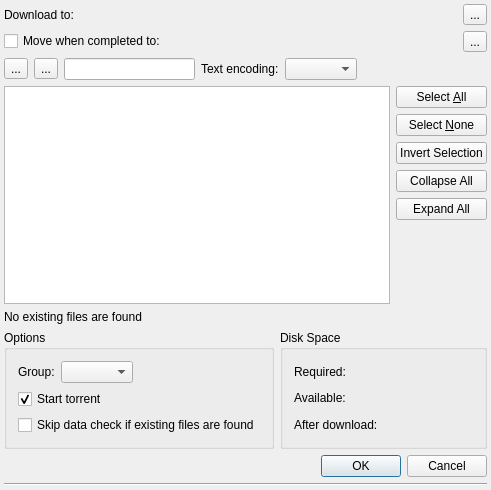
Before: the Qt Designer form ktorrent/dialogs/fileselectdlg.ui in KDE/ktorrent, drawn with Qt 5.
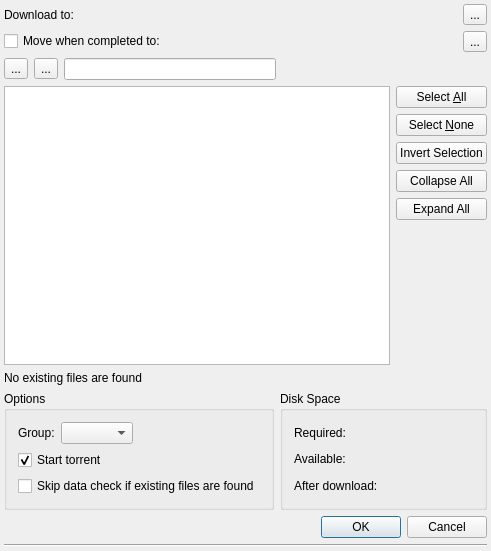
After: the same form once the commit is applied. Custom widgets are drawn as their Qt base class.

Commit message:
Remove support for non UTF-8 encoded torrents.
BEP0003 requires UTF-8 encoded strings since 2009.

```diff
--- a/ktorrent/dialogs/fileselectdlg.ui
+++ b/ktorrent/dialogs/fileselectdlg.ui
@@ -7,7 +7,7 @@
     <x>0</x>
     <y>0</y>
     <width>491</width>
-    <height>490</height>
+    <height>551</height>
    </rect>
   </property>
   <property name="windowTitle">
@@ -99,16 +99,6 @@
      <item>
       <widget class="QLineEdit" name="m_filter"/>
      </item>
-     <item>
-      <widget class="QLabel" name="label">
-       <property name="text">
-        <string>Text encoding:</string>
-       </property>
-      </widget>
-     </item>
-     <item>
-      <widget class="KComboBox" name="m_encoding"/>
-     </item>
      <item>
       <spacer name="horizontalSpacer">
        <property name="orientation">
@@ -375,14 +365,9 @@
  </widget>
  <layoutdefault spacing="6" margin="11"/>
  <customwidgets>
-  <customwidget>
-   <class>KComboBox</class>
-   <extends>QComboBox</extends>
-   <header>kcombobox.h</header>
-  </customwidget>
   <customwidget>
    <class>KUrlRequester</class>
-   <extends>QFrame</extends>
+   <extends>QWidget</extends>
    <header>kurlrequester.h</header>
    <container>1</container>
   </customwidget>
```
Left out of the diff: 12 changed lines with no effect on the pictures. The commit also changes 2 other files.
